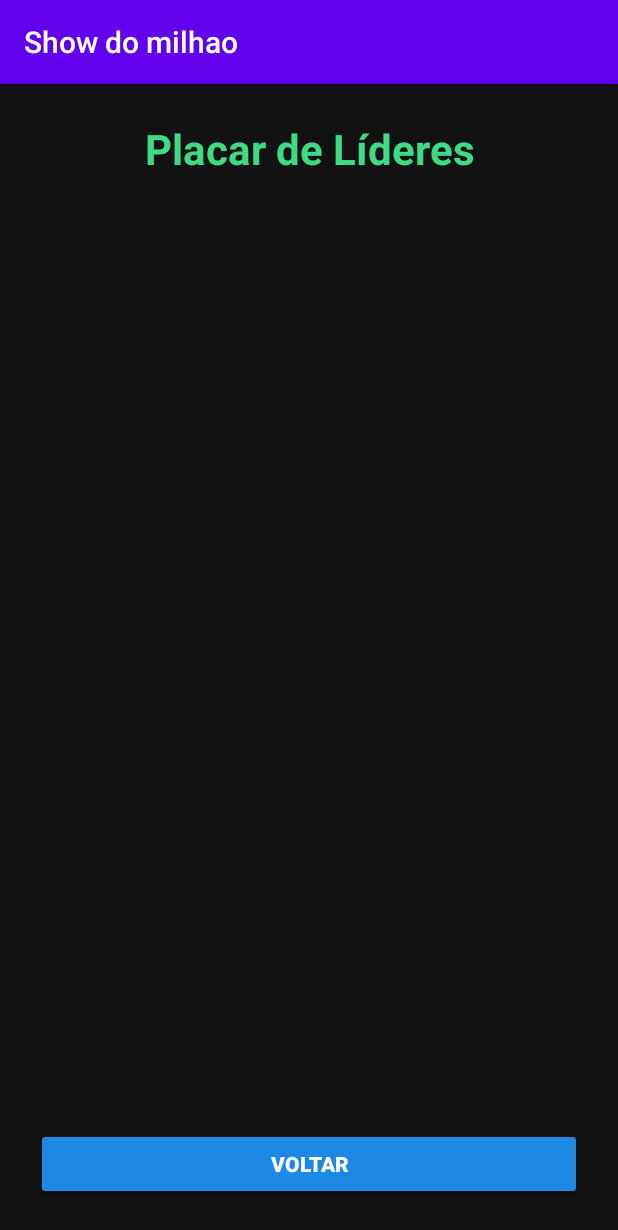
After one commit to SauloOliveira358/Show-do-Android, an Android app: the Placar screen opened directly, with no data from a screen before it, on a phone screen of 412 x 824 dp. The commit adds this screen. Shown: the top 1230 px of the screen. Run offline under Robolectric (Android 15) with nearby library versions, the phone set to English and light mode, and no system bars.

```diff
--- /dev/null
+++ b/app/src/main/java/com/example/showdomilhao/Placar.java
@@ -0,0 +1,13 @@
+package com.example.showdomilhao;
+
+import android.support.v7.app.AppCompatActivity;
+import android.os.Bundle;
+
+public class Placar extends AppCompatActivity {
+
+    @Override
+    protected void onCreate(Bundle savedInstanceState) {
+        super.onCreate(savedInstanceState);
+        setContentView(R.layout.activity_placar);
+    }
+}
--- /dev/null
+++ b/app/src/main/res/layout/activity_placar.xml
@@ -0,0 +1,34 @@
+<?xml version="1.0" encoding="utf-8"?>
+<LinearLayout xmlns:android="http://schemas.android.com/apk/res/android"
+    android:layout_width="match_parent"
+    android:layout_height="match_parent"
+    android:orientation="vertical"
+    android:background="#121212"
+    android:padding="24dp">
+
+    <TextView
+        android:layout_width="match_parent"
+        android:layout_height="wrap_content"
+        android:text="Placar de Líderes"
+        android:textSize="28sp"
+        android:textColor="#3DDC84"
+        android:textStyle="bold"
+        android:gravity="center"
+        android:paddingBottom="16dp" />
+
+    <androidx.recyclerview.widget.RecyclerView
+        android:id="@+id/recyclerViewScores"
+        android:layout_width="match_parent"
+        android:layout_height="0dp"
+        android:layout_weight="1" />
+
+    <Button
+        android:id="@+id/btnVoltar"
+        android:layout_width="match_parent"
+        android:layout_height="wrap_content"
+        android:text="Voltar"
+        android:backgroundTint="#1E88E5"
+        android:textColor="#FFFFFF"
+        android:textStyle="bold"
+        android:layout_marginTop="16dp" />
+</LinearLayout>
```
Also changed, not shown: app/src/main/AndroidManifest.xml (+16 -9 lines), app/src/main/java/com/example/showdomilhao/MainActivity.java (+18 -12 lines).
